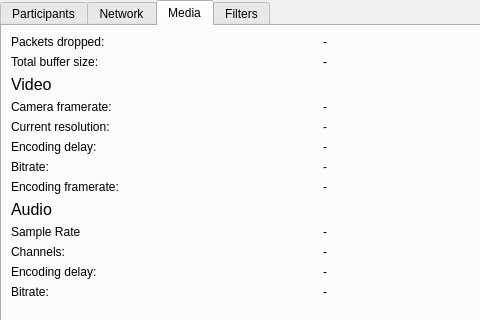
Qt form ui/statisticswindow.ui (ultravideo/uvgComm) before a commit; both pictures show x 0 to 480 and y 0 to 320 of the 640 by 800 pixel window.
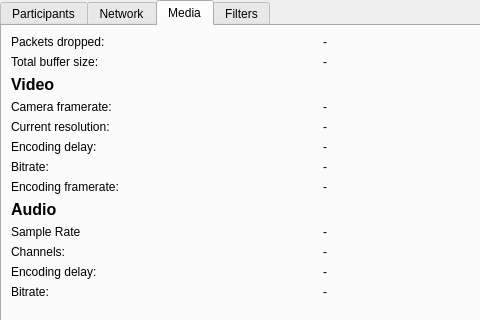
The same form after that commit. The open tabs and pages were chosen to show the change.

The edit to the form file:
```diff
--- a/ui/statisticswindow.ui
+++ b/ui/statisticswindow.ui
@@ -238,6 +238,8 @@
          <property name="font">
           <font>
            <pointsize>12</pointsize>
+           <weight>75</weight>
+           <bold>true</bold>
           </font>
          </property>
          <property name="text">
@@ -276,6 +278,8 @@
          <property name="font">
           <font>
            <pointsize>12</pointsize>
+           <weight>75</weight>
+           <bold>true</bold>
           </font>
          </property>
          <property name="text">
```
